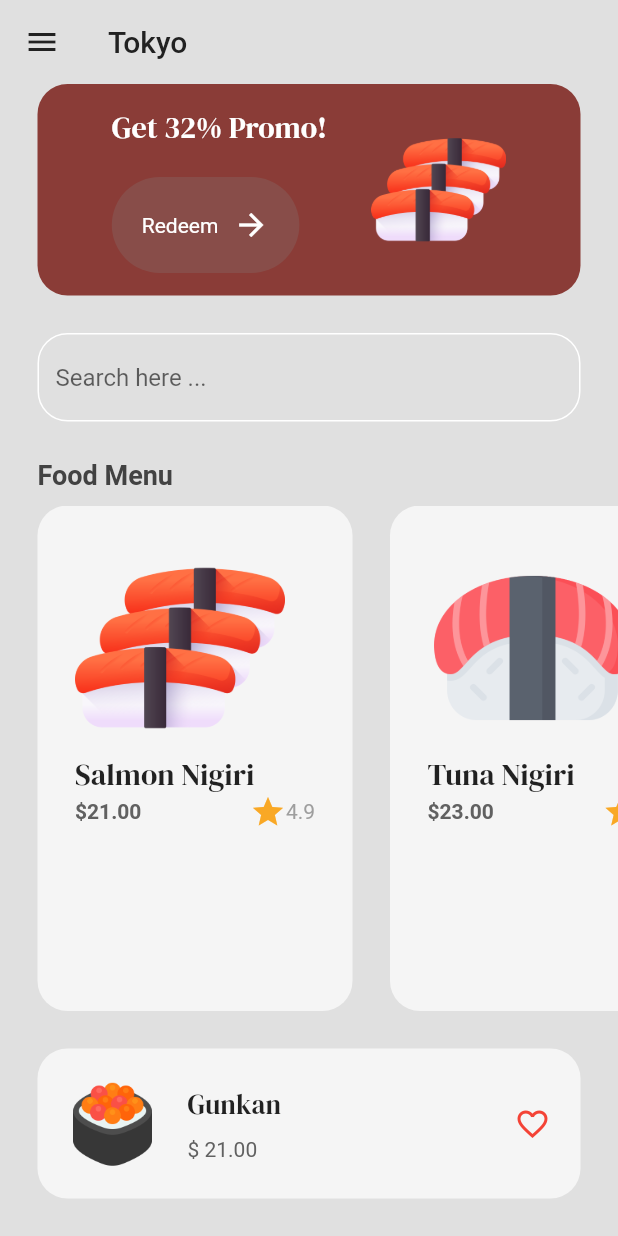
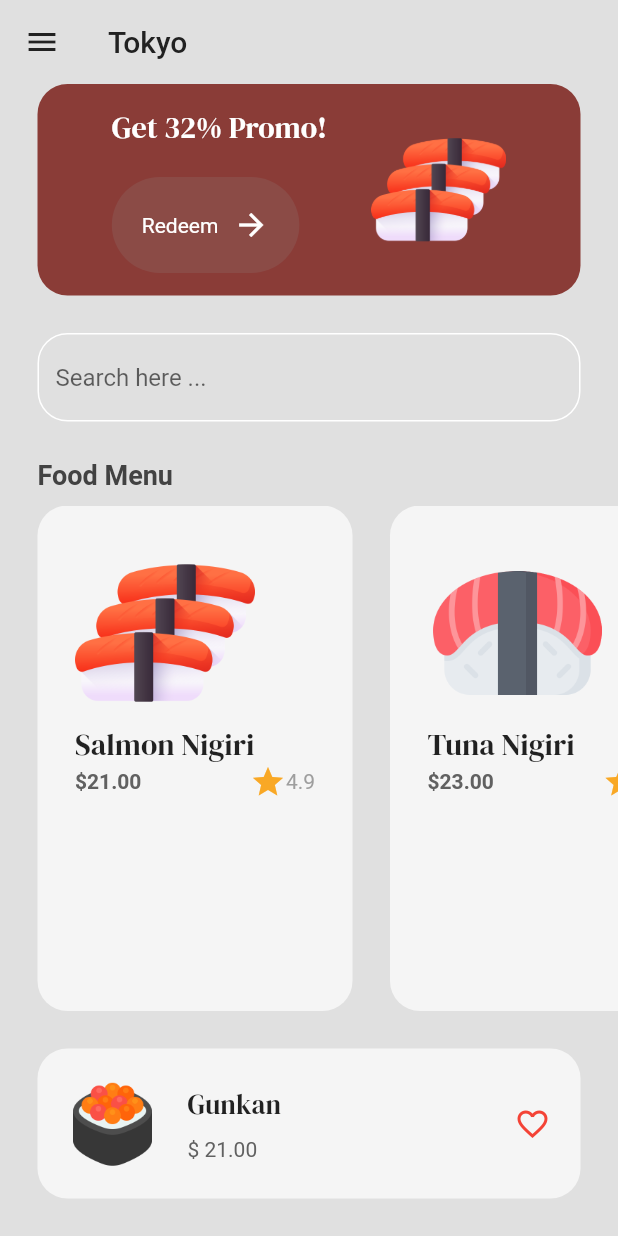
Before and after one commit to lufranski/sushi_app, a Flutter app: the MenuPage screen opened by its route, on a phone screen of 412 x 824 dp. Run offline on Flutter 3.47's test engine with Material 2 defaults, Android fonts, the phone set to English and light mode, and no system bars; our stand-ins replace google_fonts.

```diff
--- a/lib/components/button.dart
+++ b/lib/components/button.dart
@@ -1,4 +1,5 @@
 import 'package:flutter/material.dart';
+import 'package:sushi_app/themes/color.dart';
 
 class Button extends StatelessWidget {
   final String text;
@@ -11,8 +12,7 @@ class Button extends StatelessWidget {
       onTap: onTap,
       child: Container(
         decoration: BoxDecoration(
-            color: Color.fromARGB(212, 135, 81, 77),
-            borderRadius: BorderRadius.circular(40)),
+            color: secondaryColor, borderRadius: BorderRadius.circular(40)),
         padding: const EdgeInsets.all(20.0),
         child: Row(
           mainAxisAlignment: MainAxisAlignment.center,
--- /dev/null
+++ b/lib/components/food_rating.dart
@@ -0,0 +1,22 @@
+import 'package:flutter/material.dart';
+
+class FoodRating extends StatelessWidget {
+  final String rating;
+  const FoodRating({super.key, required this.rating});
+
+  @override
+  Widget build(BuildContext context) {
+    return Row(
+      children: [
+        Icon(
+          Icons.star,
+          color: Colors.yellow[800],
+        ),
+        Text(
+          rating,
+          style: const TextStyle(color: Colors.grey),
+        ),
+      ],
+    );
+  }
+}
--- a/lib/components/food_tile.dart
+++ b/lib/components/food_tile.dart
@@ -1,5 +1,6 @@
 import 'package:flutter/material.dart';
 import 'package:google_fonts/google_fonts.dart';
+import 'package:sushi_app/components/food_rating.dart';
 import 'package:sushi_app/models/food.dart';
 
 class FoodTile extends StatelessWidget {
@@ -28,7 +29,7 @@ class FoodTile extends StatelessWidget {
             // image
             Image.asset(
               food.imgPath,
-              height: 140,
+              height: 120,
             ),
             // text
             Text(
@@ -50,18 +51,9 @@ class FoodTile extends StatelessWidget {
                     ),
                   ),
                   // rating
-                  Row(
-                    children: [
-                      Icon(
-                        Icons.star,
-                        color: Colors.yellow[800],
-                      ),
-                      Text(
-                        food.rating,
-                        style: const TextStyle(color: Colors.grey),
-                      ),
-                    ],
-                  ),
+                  FoodRating(
+                    rating: food.rating,
+                  )
                 ],
               ),
             )
--- /dev/null
+++ b/lib/constants/constants.dart
@@ -0,0 +1 @@
+export 'descriptions.dart';
--- /dev/null
+++ b/lib/constants/descriptions.dart
@@ -0,0 +1,6 @@
+class descriptions {
+  static const String salmon =
+      'A delectable piece of fresh salmon, carefully placed atop a small mound of seasoned rice. It is accompanied by a touch of wasabi for a subtle kick and a delicate strip of nori seaweed to enhance the flavors.';
+  static const String tuna =
+      'An exquisite slice of raw tuna, expertly arranged on a bed of vinegared rice. It is adorned with a light drizzle of soy sauce, adding a hint of umami, and garnished with finely chopped scallions for an extra burst of flavor.';
+}
--- a/lib/models/food.dart
+++ b/lib/models/food.dart
@@ -3,16 +3,19 @@ class Food {
   String price;
   String imgPath;
   String rating;
+  String description;
 
   Food({
     required this.name,
     required this.price,
     required this.imgPath,
     required this.rating,
+    required this.description,
   });
 
   String get _name => name;
   String get _price => price;
   String get _imgPath => imgPath;
   String get _rating => rating;
+  String get _description => description;
 }
--- a/lib/pages/menu_page.dart
+++ b/lib/pages/menu_page.dart
@@ -5,6 +5,7 @@ import 'package:sushi_app/components/food_tile.dart';
 import 'package:sushi_app/models/food.dart';
 import 'package:sushi_app/pages/sushi_detail.dart';
 import 'package:sushi_app/themes/color.dart';
+import 'package:sushi_app/constants/constants.dart';
 
 class MenuPage extends StatefulWidget {
   const MenuPage({super.key});
@@ -21,19 +22,27 @@ class _MenuPageState extends State<MenuPage> {
       price: '21.00',
       imgPath: 'lib/assets/img/nigiri_salmon.png',
       rating: '4.9',
+      description: descriptions.salmon,
     ),
     Food(
       name: 'Tuna Nigiri',
       price: '23.00',
       imgPath: 'lib/assets/img/nigiri_tuna.png',
       rating: '4.5',
+      description: descriptions.tuna,
     ),
   ];
 
   // navigation to food item details page
   void navigateToSushiDetails(int index) {
     Navigator.push(
-        context, MaterialPageRoute(builder: (context) => const SushiDetail()));
+      context,
+      MaterialPageRoute(
+        builder: (context) => SushiDetail(
+          food: sushi[index],
+        ),
+      ),
+    );
   }
 
   @override
--- a/lib/themes/color.dart
+++ b/lib/themes/color.dart
@@ -1,3 +1,4 @@
 import 'package:flutter/material.dart';
 
 var primaryColor = const Color.fromARGB(255, 138, 60, 55);
+var secondaryColor = const Color.fromARGB(109, 140, 94, 91);
```
Also changed, not shown: lib/pages/sushi_detail.dart (+164 -2 lines).
